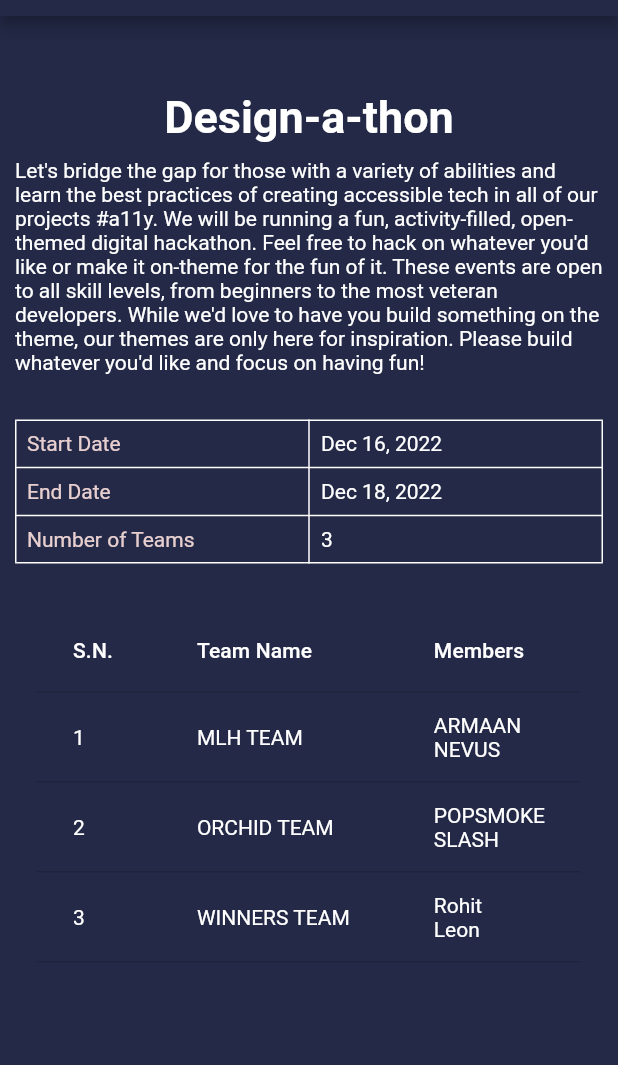
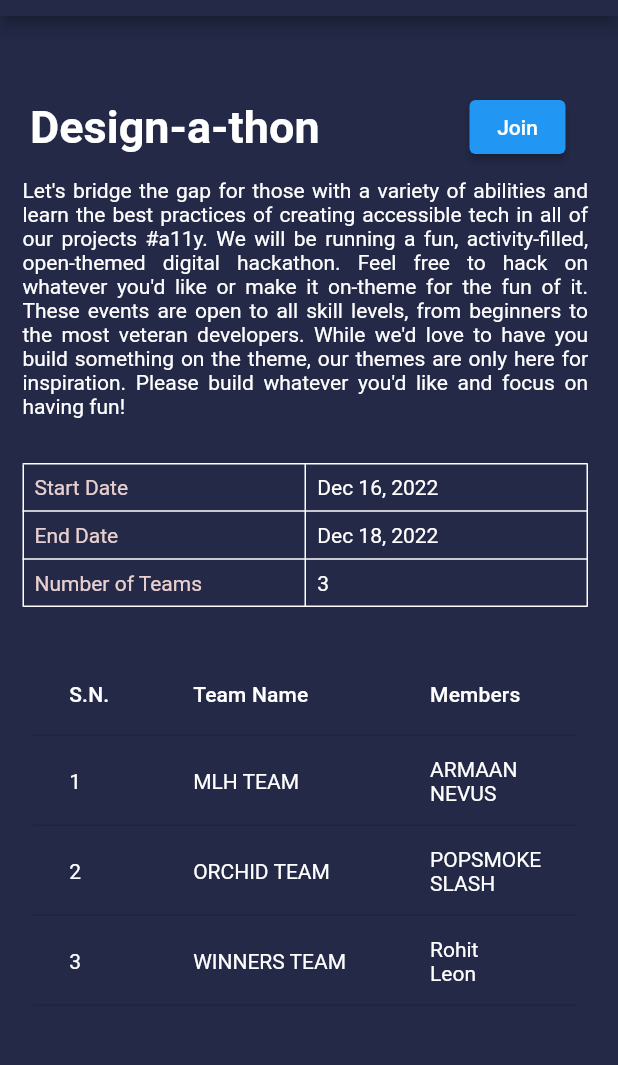
Before and after one commit to Suven-p/collabworks, a Flutter app: the HackathonInformation screen opened directly, on a phone screen of 412 x 824 dp, the part 68-1133 px from its top. Run offline on Flutter 3.47's test engine with Material 2 defaults, Android fonts, the phone set to English and light mode, and no system bars; our stand-ins replace cloud_firestore, firebase_auth, firebase_core, firebase_storage, fluttertoast, google_fonts and 1 more; missing offline and left inert: mailto; accounts and stored records are empty.

Commit message:
Add join button and justify hackathon information

```diff
--- a/lib/screens/hackathon_information.dart
+++ b/lib/screens/hackathon_information.dart
@@ -54,20 +54,27 @@ class HackathonInformation extends StatelessWidget {
             ),
           ),
           child: Padding(
-            padding: const EdgeInsets.only(left: 10.0, right: 10.0),
+            padding: const EdgeInsets.only(left: 15.0, right: 20.0),
             child: Column(
               children: [
                 const SizedBox(
                   height: 50,
                 ),
-                Center(
-                  child: Text(
+                Padding(
+                  padding: const EdgeInsets.only(left: 5.0, right: 15.0),
+                  child: Row(
+                    mainAxisAlignment: MainAxisAlignment.spaceBetween,
+                    children: [
+                      Text(
                         hackathonData.name,
                         style: GoogleFonts.roboto(
                           fontSize: 30,
                           fontWeight: FontWeight.bold,
                           color: Colors.white,
                         ),
+                      ),
+                      ElevatedButton(onPressed: () {}, child: Text('Join'))
+                    ],
                   ),
                 ),
                 const SizedBox(
@@ -80,6 +87,7 @@ class HackathonInformation extends StatelessWidget {
                     style: TextStyle(
                       color: Colors.white,
                     ),
+                    textAlign: TextAlign.justify,
                   ),
                 ),
                 SizedBox(height: 30),
```
Lines whose indentation alone changed are shown as unchanged.
